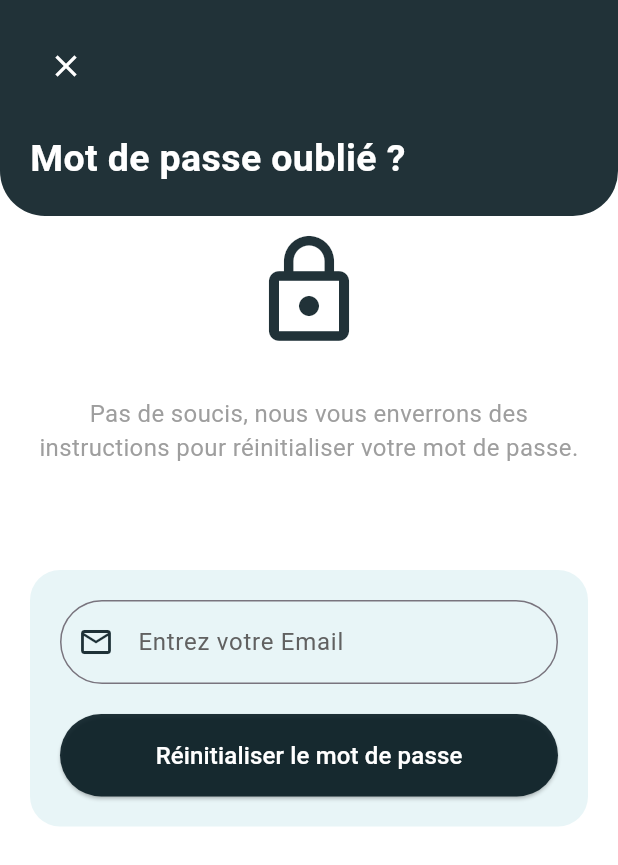
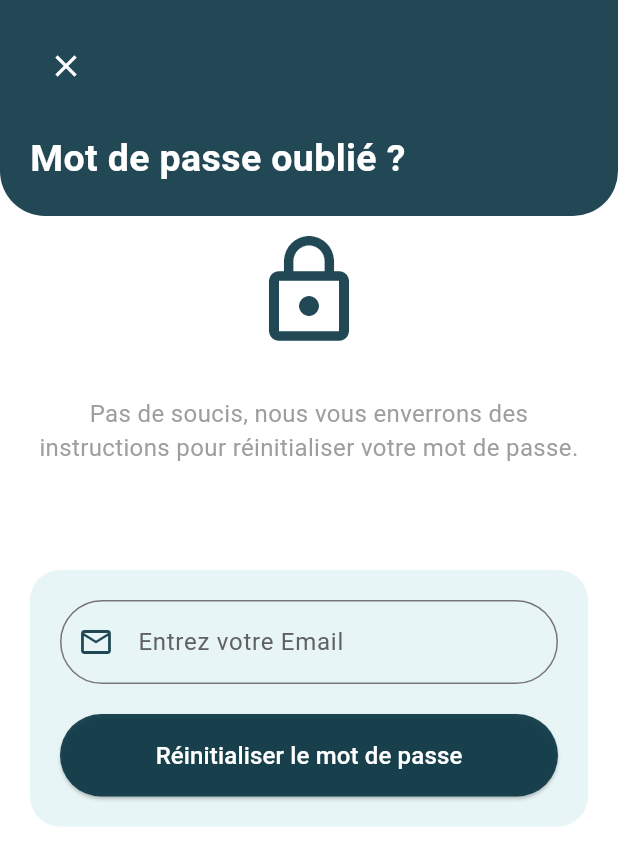
Before and after one commit to Pokpa-max/habitatgn, a Flutter app: the screen it shows after launch, after a tap on "Mot de passe oublié?", on a phone screen of 412 x 824 dp. Shown: the top 865 px of the screen. Run offline on Flutter 3.47's test engine with Material 3 defaults, Android fonts, the phone set to English and light mode, and no system bars; our stand-ins replace cached_network_image, carousel_slider, cloud_firestore, connectivity_plus, firebase_auth, firebase_core and 13 more; missing offline and left inert: firebase_ui_auth, flutter_facebook_auth, webview_flutter_wkwebview; accounts and stored records are empty; Roboto replaces fonts that are missing (Poppins).

Commit message:
refactoring de suggestion

```diff
--- a/lib/screens/authscreen/create_account.dart
+++ b/lib/screens/authscreen/create_account.dart
@@ -177,7 +177,7 @@ class CreateAccountPage extends ConsumerWidget {
                       child: authProvider.isCreatingAccount
                           ? const SpinKitFadingCircle(
                               color: primaryColor,
-                              size: 30.0,
+                              size: 20.0,
                             )
                           : const Text(
                               'Créez votre compte',
--- a/lib/screens/authscreen/loginscreen.dart
+++ b/lib/screens/authscreen/loginscreen.dart
@@ -1,3 +1,5 @@
+// ignore_for_file: avoid_print
+
 import 'package:firebase_ui_auth/firebase_ui_auth.dart';
 import 'package:flutter/material.dart';
 import 'package:flutter_facebook_auth/flutter_facebook_auth.dart';
@@ -9,6 +11,7 @@ import 'package:font_awesome_flutter/font_awesome_flutter.dart';
 import 'package:flutter_spinkit/flutter_spinkit.dart';
 import 'package:habitatgn/viewmodels/auth_provider/auth_provider.dart';
 import 'package:connectivity_plus/connectivity_plus.dart';
+import 'dart:math' as math;
 
 class LoginScreen extends ConsumerWidget {
   final TextEditingController emailController = TextEditingController();
@@ -134,7 +137,7 @@ class LoginScreen extends ConsumerWidget {
                                   if (emailController.text.isEmpty ||
                                       passwordController.text.isEmpty) {
                                     authViewModel.showErrorMessage(
-                                      color: primaryColor,
+                                      color: Colors.blueGrey,
                                       context,
                                       "Veuillez remplir tous les champs.",
                                     );
@@ -154,14 +157,14 @@ class LoginScreen extends ConsumerWidget {
                                   await authViewModel
                                       .signInWithEmailAndPassword(
                                     context,
-                                    emailController.text,
+                                    emailController.text.trim(),
                                     passwordController.text,
                                   );
                                 },
                           label: isLoading
                               ? const SpinKitFadingCircle(
                                   color: primaryColor,
-                                  size: 30.0,
+                                  size: 20.0,
                                 )
                               : const Text(
                                   'Se connecter',
@@ -353,23 +356,78 @@ class HousingSearchIcon extends StatelessWidget {
       width: size,
       height: size,
       child: CustomPaint(
-        painter: _HousingSearchIconPainter(color: color),
+        painter: _HousingSearchIconPainter(
+            mainColor: color, toolColor: Colors.yellow[700]!),
       ),
     );
   }
 }
 
+// class _HousingSearchIconPainter extends CustomPainter {
+//   final Color color;
+
+//   _HousingSearchIconPainter({required this.color});
+
+//   @override
+//   void paint(Canvas canvas, Size size) {
+//     final Paint paint = Paint()
+//       ..color = color
+//       ..style = PaintingStyle.stroke
+//       ..strokeWidth = size.width / 12;
+
+//     // Dessiner la maison
+//     final Path housePath = Path()
+//       ..moveTo(size.width * 0.2, size.height * 0.5)
+//       ..lineTo(size.width * 0.2, size.height * 0.8)
+//       ..lineTo(size.width * 0.8, size.height * 0.8)
+//       ..lineTo(size.width * 0.8, size.height * 0.5)
+//       ..lineTo(size.width * 0.5, size.height * 0.3)
+//       ..close();
+
+//     canvas.drawPath(housePath, paint);
+
+//     // Dessiner la loupe
+//     final double magnifierCenter = size.width * 0.7;
+//     final double magnifierRadius = size.width * 0.2;
+//     canvas.drawCircle(
+//       Offset(magnifierCenter, magnifierCenter),
+//       magnifierRadius,
+//       paint,
+//     );
+
+//     // Dessiner le manche de la loupe
+//     canvas.drawLine(
+//       Offset(magnifierCenter + magnifierRadius * 0.7,
+//           magnifierCenter + magnifierRadius * 0.7),
+//       Offset(size.width * 0.95, size.height * 0.95),
+//       paint,
+//     );
+//   }
+
+//   @override
+//   bool shouldRepaint(covariant CustomPainter oldDelegate) => false;
+// }
+
 class _HousingSearchIconPainter extends CustomPainter {
-  final Color color;
+  final Color mainColor;
+  final Color toolColor;
 
-  _HousingSearchIconPainter({required this.color});
+  _HousingSearchIconPainter({
+    required this.mainColor,
+    this.toolColor = Colors.yellow,
+  });
 
   @override
   void paint(Canvas canvas, Size size) {
-    final Paint paint = Paint()
-      ..color = color
+    final Paint mainPaint = Paint()
+      ..color = mainColor
       ..style = PaintingStyle.stroke
-      ..strokeWidth = size.width / 12;
+      ..strokeWidth = size.width / 20;
+
+    final Paint toolPaint = Paint()
+      ..color = toolColor
+      ..style = PaintingStyle.stroke
+      ..strokeWidth = size.width / 20;
 
     // Dessiner la maison
     final Path housePath = Path()
@@ -379,8 +437,7 @@ class _HousingSearchIconPainter extends CustomPainter {
       ..lineTo(size.width * 0.8, size.height * 0.5)
       ..lineTo(size.width * 0.5, size.height * 0.3)
       ..close();
-
-    canvas.drawPath(housePath, paint);
+    canvas.drawPath(housePath, mainPaint);
 
     // Dessiner la loupe
     final double magnifierCenter = size.width * 0.7;
@@ -388,7 +445,7 @@ class _HousingSearchIconPainter extends CustomPainter {
     canvas.drawCircle(
       Offset(magnifierCenter, magnifierCenter),
       magnifierRadius,
-      paint,
+      mainPaint,
     );
 
     // Dessiner le manche de la loupe
@@ -396,7 +453,28 @@ class _HousingSearchIconPainter extends CustomPainter {
       Offset(magnifierCenter + magnifierRadius * 0.7,
           magnifierCenter + magnifierRadius * 0.7),
       Offset(size.width * 0.95, size.height * 0.95),
-      paint,
+      mainPaint,
+    );
+
+    // Dessiner l'outil de réparation (marteau) en jaune
+    final double toolStartX = size.width * 0.25;
+    final double toolStartY = size.height * 0.85;
+
+    // Manche du marteau
+    canvas.drawLine(
+      Offset(toolStartX, toolStartY),
+      Offset(toolStartX, toolStartY - size.height * 0.08),
+      toolPaint,
+    );
+
+    // Tête du marteau
+    canvas.drawRect(
+      Rect.fromCenter(
+        center: Offset(toolStartX, toolStartY - size.height * 0.1),
+        width: size.width * 0.08,
+        height: size.height * 0.04,
+      ),
+      toolPaint,
     );
   }
 
--- a/lib/screens/forgot_password/forgotPasswordScreen.dart
+++ b/lib/screens/forgot_password/forgotPasswordScreen.dart
@@ -157,7 +157,7 @@ class _ForgotUserPasswordScreenState
                         child: isLoading
                             ? const SpinKitFadingCircle(
                                 color: primaryColor,
-                                size: 30.0,
+                                size: 20.0,
                               )
                             : const Text(
                                 'Réinitialiser le mot de passe',
--- a/lib/screens/seach/seach_screen.dart
+++ b/lib/screens/seach/seach_screen.dart
@@ -609,7 +609,7 @@ class _SearchPageState extends ConsumerState<SearchPage> {
         icon: searchState.isLoading
             ? const SpinKitFadingCircle(
                 color: Colors.white,
-                size: 40.0,
+                size: 20.0,
               )
             : const Icon(
                 Icons.search,
--- a/lib/screens/settings/contact_page.dart
+++ b/lib/screens/settings/contact_page.dart
@@ -146,8 +146,8 @@ class _ContactPageState extends ConsumerState<ContactPage> {
                 ),
                 child: contactState is AsyncLoading
                     ? const SpinKitFadingCircle(
-                        color: Colors.white,
-                        size: 25.0, // Smaller size to fit within the button
+                        color: primaryColor,
+                        size: 20.0, // Smaller size to fit within the button
                       )
                     : const Text('Envoyer'),
               ),
--- a/lib/utils/appColors.dart
+++ b/lib/utils/appColors.dart
@@ -6,8 +6,8 @@ import 'package:flutter/material.dart';
 //1 const Color primaryColor = Color.fromARGB(255, 0, 55, 62);
 //2 const Color primaryColor = Color.fromARGB(255, 8, 42, 46);
 
-const Color primaryColor = Color.fromARGB(223, 1, 21, 28);
-// const Color primaryColor = Color.fromARGB(223, 1, 83, 113);
+// const Color primaryColor = Color.fromARGB(223, 1, 21, 28);
+const Color primaryColor = Color.fromARGB(223, 2, 46, 61);
 
 const Color lightPrimary = Colors.white;
 final Color lightPrimaryInput = Colors.grey.shade50;
```
Also changed, not shown: lib/screens/home/dashbord/dashbord.dart (+21 -65 lines), lib/screens/house/houseList.dart (+33 -7 lines), lib/services/houses/house_service.dart (+38 -0 lines), lib/viewmodels/dashbord/dashbord_view_model.dart (+58 -1 lines).
